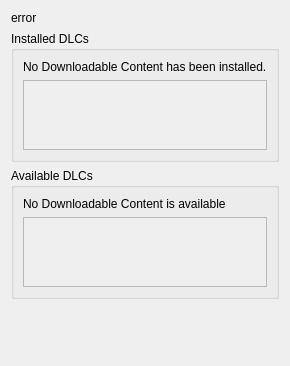
Above: rare/ui/components/tabs/games/game_info/game_dlc.ui from RareDevs/Rare before the change. Below: the same form after it.
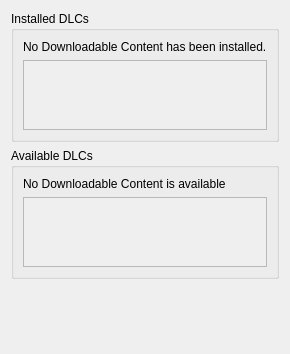
That is the form after the change.

Commit message: SideTabWidget: Add container widget with a title and a scrollarea as the master widget for each tab

```diff
--- a/rare/ui/components/tabs/games/game_info/game_dlc.ui
+++ b/rare/ui/components/tabs/games/game_info/game_dlc.ui
@@ -7,29 +7,13 @@
     <x>0</x>
     <y>0</y>
     <width>287</width>
-    <height>366</height>
+    <height>354</height>
    </rect>
   </property>
   <property name="windowTitle">
    <string>GameDlc</string>
   </property>
   <layout class="QVBoxLayout" name="game_dlc_layout">
-   <item alignment="Qt::AlignTop">
-    <widget class="QLabel" name="game_title">
-     <property name="sizePolicy">
-      <sizepolicy hsizetype="Preferred" vsizetype="Preferred">
-       <horstretch>0</horstretch>
-       <verstretch>0</verstretch>
-      </sizepolicy>
-     </property>
-     <property name="text">
-      <string notr="true">error</string>
-     </property>
-     <property name="textInteractionFlags">
-      <set>Qt::LinksAccessibleByMouse|Qt::TextSelectableByMouse</set>
-     </property>
-    </widget>
-   </item>
    <item>
     <widget class="QGroupBox" name="installed_dlc_group">
      <property name="sizePolicy">
```
The commit also changes 40 other files.
